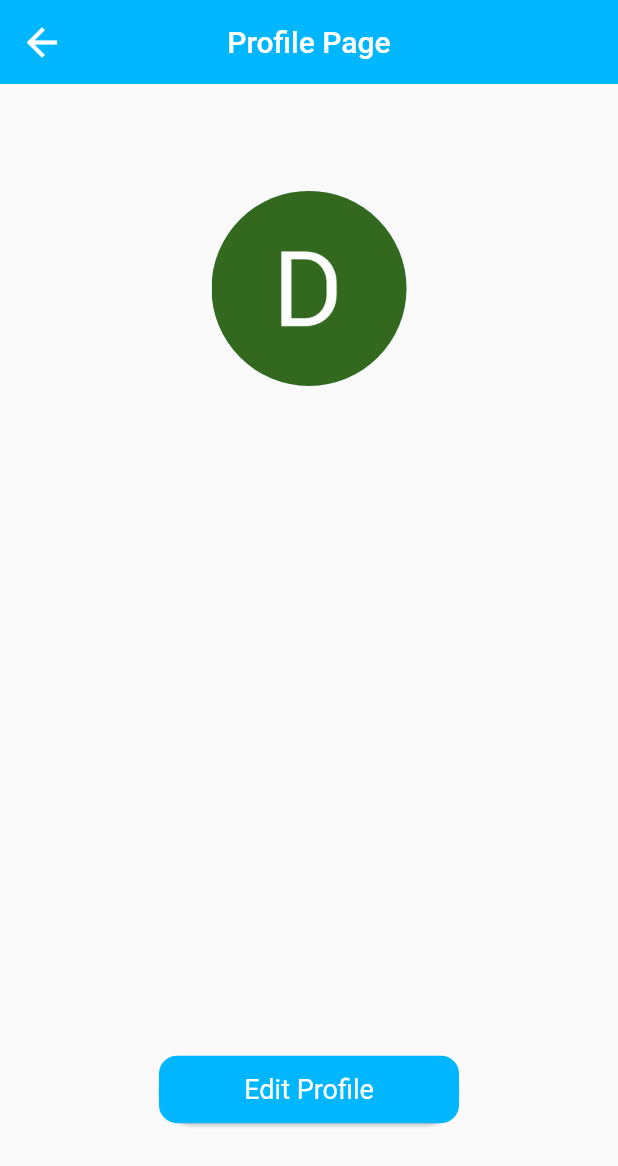
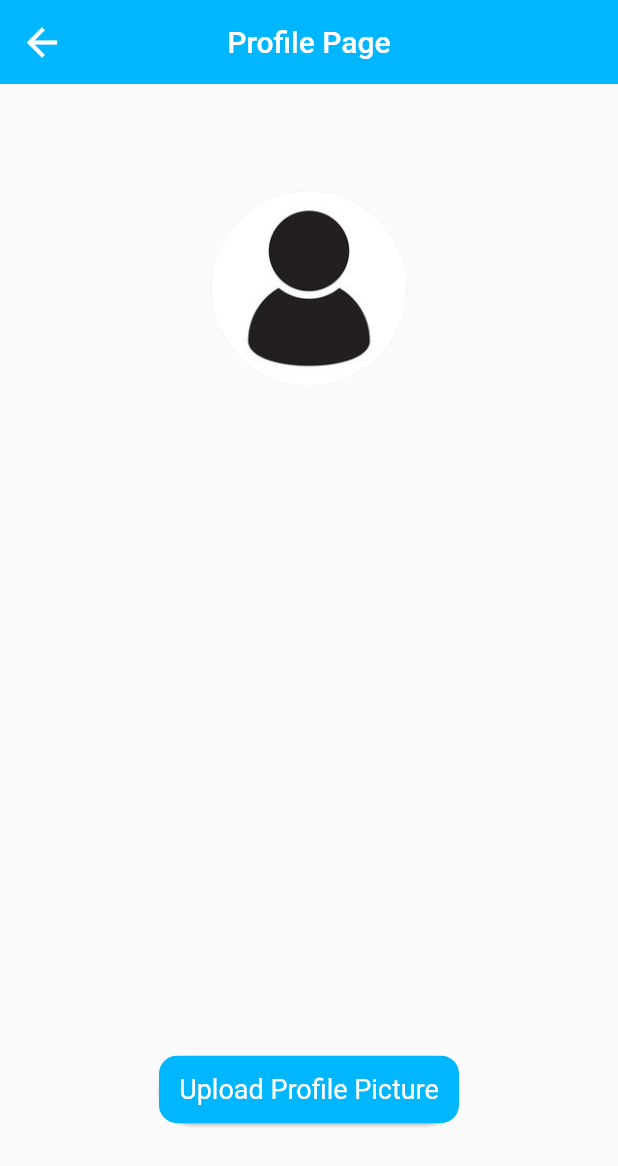
Before and after one commit to ngicolee/C300_DrowningDetection, a Flutter app: the ProfilePage screen opened directly, on a phone screen of 412 x 824 dp. Shown: the top 1166 px of the screen. Run offline on Flutter 3.47's test engine with Material 2 defaults, Android fonts, the phone set to English and light mode, and no system bars; our stand-ins replace carousel_slider, cloud_firestore, firebase_auth, firebase_core, firebase_storage, google_maps_flutter and 3 more; missing offline and left inert: dart:ffi, flutter_vlc_player, twilio_flutter; accounts and stored records are empty.

Commit message:
Modify Profile Page

```diff
--- a/lib/pages/mainhomepage.dart
+++ b/lib/pages/mainhomepage.dart
@@ -114,7 +114,7 @@ class _MainHomePageState extends State<MainHomePage> {
           child: CircleAvatar(
             maxRadius: 65,
             backgroundImage: _pickedImage == null
-                ? AssetImage("assets/imgs/TestProfilePicture.png")
+                ? AssetImage("assets/imgs/ProfilePicture.jpg")
                 : FileImage(_pickedImage!) as ImageProvider,
           ),
         ),
--- a/lib/pages/profilepage.dart
+++ b/lib/pages/profilepage.dart
@@ -248,27 +248,6 @@ class _ProfilePageState extends State<ProfilePage> {
                     setState(() {
                       edit = false;
                     });
-                    // if (userRights == "Admin") {
-                    //   Navigator.of(context).pushReplacement(
-                    //     MaterialPageRoute(
-                    //       builder: (ctx) => ListItemsPage(
-                    //         appbarName: 'Featured Page',
-                    //         snapshot: featuredSnapshot,
-                    //         name: 'Featured',
-                    //       ),
-                    //     ),
-                    //   );
-                    // } else if (userRights == "Guest") {
-                    //   Navigator.of(context).pushReplacement(
-                    //     MaterialPageRoute(
-                    //       builder: (ctx) => GuestListItemsPage(
-                    //         appbarName: 'Featured Page',
-                    //         snapShot: guestfeaturedSnapshot,
-                    //         name: 'Featured',
-                    //       ),
-                    //     ),
-                    //   );
-                    // }
                   },
                 ),
         ],
@@ -291,7 +270,7 @@ class _ProfilePageState extends State<ProfilePage> {
                       CircleAvatar(
                         maxRadius: 65,
                         backgroundImage: _pickedImage == null
-                            ? AssetImage("assets/imgs/TestProfilePicture.png")
+                            ? AssetImage("assets/imgs/ProfilePicture.jpg")
                             : FileImage(_pickedImage!) as ImageProvider,
                       ),
                     ],
@@ -328,7 +307,7 @@ class _ProfilePageState extends State<ProfilePage> {
                   Container(
                     height: 300,
                     child: edit == true
-                        ? _buildTextFormField()
+                        ? _buildContainer()
                         : _buildContainer(),
                   ),
                 ],
@@ -345,7 +324,7 @@ class _ProfilePageState extends State<ProfilePage> {
                 ),
                 child: edit == false
                     ? ButtonsWidget(
-                        btnName: "Edit Profile",
+                        btnName: "Upload Profile Picture",
                         onPressed: () {
                           setState(() {
                             edit = true;
```
Also changed, not shown: assets/imgs/ProfilePicture.jpg (added).
